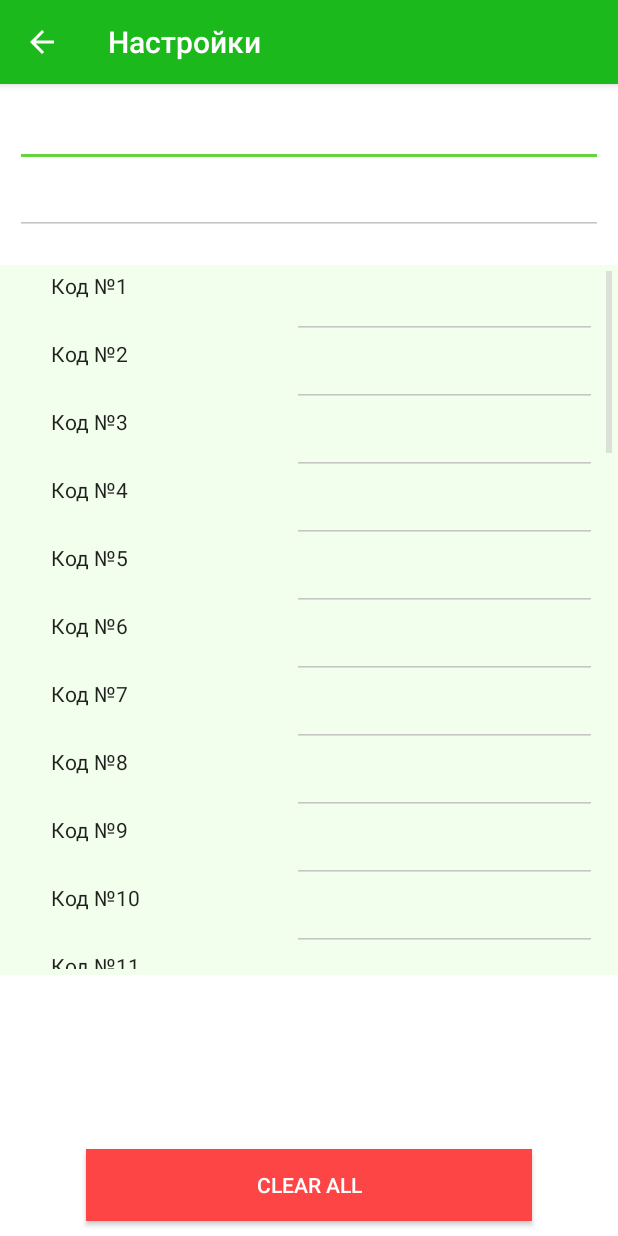
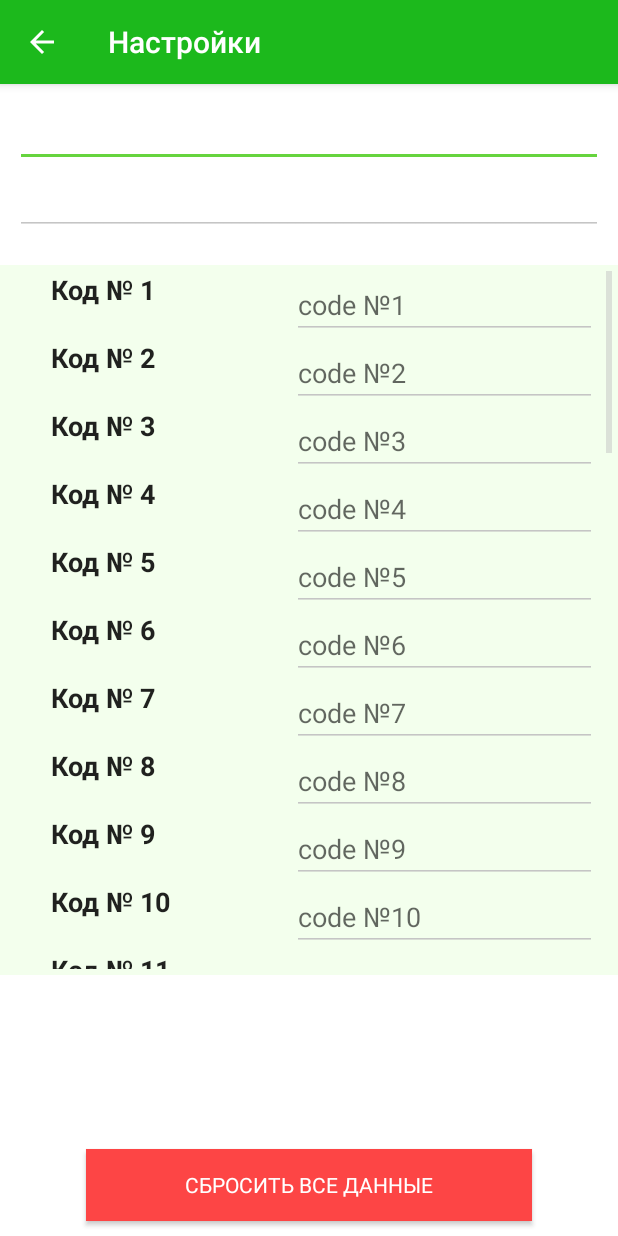
Before and after one commit to oneplusuniverse/Belbank, an Android app: the SettingsActivity screen opened directly, with no data from a screen before it, on a phone screen of 412 x 824 dp. Run offline under Robolectric (Android 15) with nearby library versions, the phone set to English and light mode, and no system bars.

```diff
--- a/app/src/main/java/com/example/malakhau_ti/belbank/List_item_class.java
+++ /dev/null
@@ -1,9 +0,0 @@
-package com.example.malakhau_ti.belbank;
-
-public class List_item_class{
-    public String Code;
-    public String CodeLabel;
-
-
-//    public List_item_class(String code, String codelabel){this.Code = code; this.CodeLabel = codelabel; }
-}
--- a/app/src/main/java/com/example/malakhau_ti/belbank/MyAdapter.java
+++ b/app/src/main/java/com/example/malakhau_ti/belbank/MyAdapter.java
@@ -1,6 +1,10 @@
 package com.example.malakhau_ti.belbank;
 import java.util.ArrayList;
 import android.content.Context;
+import android.content.SharedPreferences;
+import android.preference.PreferenceManager;
+import android.text.Editable;
+import android.text.TextWatcher;
 import android.view.LayoutInflater;
 import android.view.View;
 import android.view.ViewGroup;
@@ -17,25 +21,28 @@ import android.widget.Toast;
 public class MyAdapter extends BaseAdapter {
     Context ctx;
     LayoutInflater lInflater;
-    List_item_class[] codes;
+    EditText code;
+    TextView codelabel;
+    SharedPreferences sPref;
+    SharedPreferences sPref_1;
 
-    MyAdapter(Context context, List_item_class[] codes) {
+    MyAdapter(Context context) {
         ctx = context;
-        this.codes = codes;
         lInflater = (LayoutInflater) ctx
                 .getSystemService(Context.LAYOUT_INFLATER_SERVICE);
+        sPref_1 = PreferenceManager.getDefaultSharedPreferences(ctx);
     }
 
     // кол-во элементов
     @Override
     public int getCount() {
-        return codes.length;
+        return 40;
     }
 
     // элемент по позиции
     @Override
-    public List_item_class getItem(int position) {
-        return codes[position];
+    public String getItem(int position) {
+        return sPref_1.getString("code"+String.valueOf(position),"код №"+String.valueOf(position+1));
     }
 
     // id по позиции
@@ -46,41 +53,66 @@ public class MyAdapter extends BaseAdapter {
 
     // пункт списка
     @Override
-    public View getView(int position, View convertView, ViewGroup parent) {
+    public View getView(final int position, View convertView, ViewGroup parent) {
 
         final ViewHolder mHolder;
 
         // используем созданные, но не используемые view
 
-        if (convertView == null) {
             convertView = lInflater.inflate(R.layout.list_item, parent, false);
             mHolder = new ViewHolder();
             mHolder.codelabel = (TextView) convertView.findViewById(R.id.codeLabel);
             mHolder.code = (EditText) convertView.findViewById(R.id.code);
             convertView.setTag(mHolder);
+
+
+        code = ((EditText) convertView.findViewById(R.id.code));
+
+        codelabel = ((TextView) convertView.findViewById(R.id.codeLabel));
+
+        codelabel.setText("Код № " + String.valueOf(position + 1));
+
+        if(CheckInputData(position, sPref_1)){
+            code.setText(sPref_1.getString("code"+String.valueOf(position),"Код №"+String.valueOf(position+1)));
+        }else {
+            code.setHint("code №"+String.valueOf(position+1));
         }
 
-        //Product p = getProduct(position);
-        List_item_class p = GetElement(position);
+        code.addTextChangedListener(new TextWatcher() {
+            @Override
+            public void beforeTextChanged(CharSequence charSequence, int i, int i1, int i2) {}
 
-        // заполняем View в пункте списка данными из товаров: наименование, цена
-        // и картинка
-        ((EditText) convertView.findViewById(R.id.code)).setText(p.Code);
-        ((TextView) convertView.findViewById(R.id.codeLabel)).setText(p.CodeLabel);
+            @Override
+            public void onTextChanged(CharSequence charSequence, int i, int i1, int i2) {}
 
+            @Override
+            public void afterTextChanged(Editable editable) {
 
+                sPref = PreferenceManager.getDefaultSharedPreferences(ctx);
+                SharedPreferences.Editor ed = sPref.edit();
+                ed.putString("code" + String.valueOf(position), mHolder.code.getText().toString());
+                ed.commit();
+
+            }
+        });
+//    }
+        convertView.setTag(mHolder);
         return convertView;
     }
 
-    // товар по позиции
-    List_item_class GetElement(int position) {
-        return getItem(position);
+    private boolean CheckInputData (int position, SharedPreferences sPref_1){
+        String inputData = sPref_1.getString("code"+String.valueOf(position),"none");
+        if((inputData!="none")&&(inputData!="")&&!(inputData.length()<4)&&!(inputData.length()>4)){
+        return true;
+        }else{
+            return false;
+        }
+
     }
 
     static class ViewHolder {
         TextView codelabel;
         EditText code;
-        int position;
     }
 
 
--- a/app/src/main/java/com/example/malakhau_ti/belbank/SettingsActivity.java
+++ b/app/src/main/java/com/example/malakhau_ti/belbank/SettingsActivity.java
@@ -1,5 +1,6 @@
 package com.example.malakhau_ti.belbank;
 
+import android.content.Intent;
 import android.content.SharedPreferences;
 import android.os.Bundle;
 import android.preference.PreferenceManager;
@@ -37,7 +38,7 @@ public class SettingsActivity extends ActionBarActivity implements View.OnClickL
 
         for(int i = 0;i<40;i++){
             sPref = PreferenceManager.getDefaultSharedPreferences(this);
-           CodesArray[i] = sPref.getString("code"+String.valueOf(i), "");
+           CodesArray[i] = sPref.getString("code"+String.valueOf(i), "non on Settings Activity "+String.valueOf(i+1));
         }
 
         getSupportActionBar().setDisplayHomeAsUpEnabled(true);
@@ -49,18 +50,10 @@ public class SettingsActivity extends ActionBarActivity implements View.OnClickL
         delete = (Button) findViewById(R.id.DeleteBtn);
         delete.setOnClickListener(this);
 
-        List_item_class[] Codes = new List_item_class[40];
-        for(int i = 0;i<40;i++){
-
-            sPref = PreferenceManager.getDefaultSharedPreferences(this);
-            Codes[i] = new List_item_class();
-            Codes[i].CodeLabel = "Код №"+String.valueOf(i+1);
-            Codes[i].Code = sPref.getString("code"+String.valueOf(i), "");
-
-        }
         codelist =(ListView) findViewById(R.id.codelist);
 
-        MyAdapter adapter = new MyAdapter(this, Codes);
+        MyAdapter adapter = new MyAdapter(this);
+
         codelist.setAdapter(adapter);
 
     }
@@ -96,19 +89,16 @@ public class SettingsActivity extends ActionBarActivity implements View.OnClickL
 
     private void Delete(){
         //Clear data in pref
-        String[] Codes = new String[40];
-        for(int i = 0;i<40;i++){
-            Codes[i] = "Код №"+String.valueOf(i+1);
-        }
-        ArrayAdapter<String> adapter = new ArrayAdapter<String>(this,
-                R.layout.list_item, R.id.codeLabel, Codes);
-        codelist.setAdapter(adapter);
+
         sPref = PreferenceManager.getDefaultSharedPreferences(this);
         SharedPreferences.Editor ed = sPref.edit();
         ed.clear();
         ed.commit();
         this.finish();
-        overridePendingTransition(R.anim.left_to_center, R.anim.center_to_right);
+//        overridePendingTransition(R.anim.left_to_center, R.anim.center_to_right);
+
+        Intent myIntent = new Intent(SettingsActivity.this, LoginActivity.class);
+        SettingsActivity.this.startActivity(myIntent);
 
     }
 
--- a/app/src/main/res/layout/activity_settings.xml
+++ b/app/src/main/res/layout/activity_settings.xml
@@ -57,8 +57,9 @@
 
     <Button
         android:layout_width="297dp"
+        style="?android:textAppearanceSmall"
         android:layout_height="wrap_content"
-        android:text="Clear All"
+        android:text="@string/wipe_all_prefs"
         android:id="@+id/DeleteBtn"
         android:focusableInTouchMode="false"
         android:isScrollContainer="false"
--- a/app/src/main/res/layout/list_item.xml
+++ b/app/src/main/res/layout/list_item.xml
@@ -15,9 +15,11 @@
         android:layout_alignParentStart="true"
         android:layout_marginLeft="10dp"
         android:layout_toStartOf="@+id/code"
-        android:textSize="14dp" />
+        android:textSize="18dp"
+        android:textStyle="bold"/>
 
     <EditText
+        android:selectAllOnFocus="true"
         android:layout_width="203dp"
         android:layout_height="fill_parent"
         android:inputType="numberDecimal"
--- a/app/src/main/res/menu/menu_main.xml
+++ b/app/src/main/res/menu/menu_main.xml
@@ -7,4 +7,9 @@
         android:orderInCategory="100"
         android:title="@string/action_settings"
         app:showAsAction="never" />
+    <item
+        android:id="@+id/action_about"
+        android:orderInCategory="100"
+        android:title="@string/action_about"
+        app:showAsAction="never" />
 </menu>
```
Also changed, not shown: app/src/main/AndroidManifest.xml (+10 -2 lines), app/src/main/java/com/example/malakhau_ti/belbank/LoginActivity.java (added, +394 -0 lines), app/src/main/java/com/example/malakhau_ti/belbank/MainActivity.java (+33 -1 lines), app/src/main/res/layout/activity_login.xml (added, +99 -0 lines), app/src/main/res/values/strings.xml (+21 -0 lines), 3 other files.
